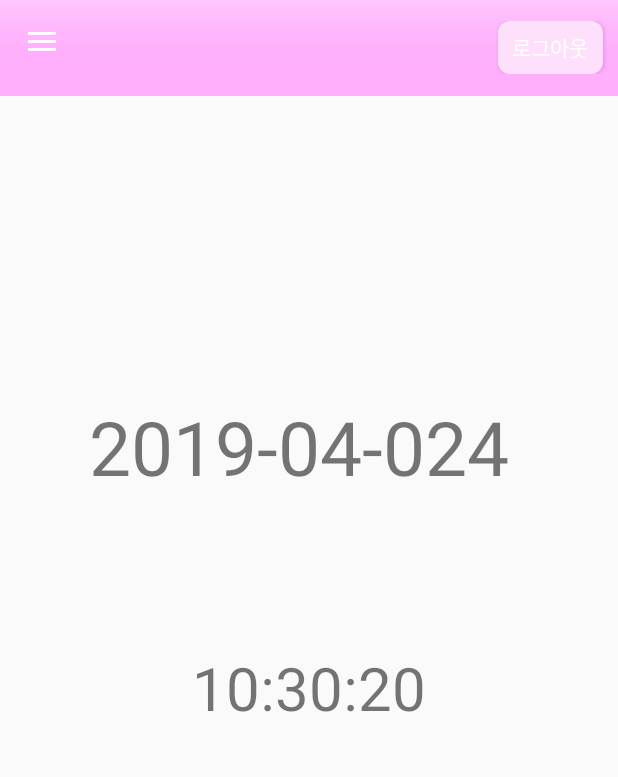
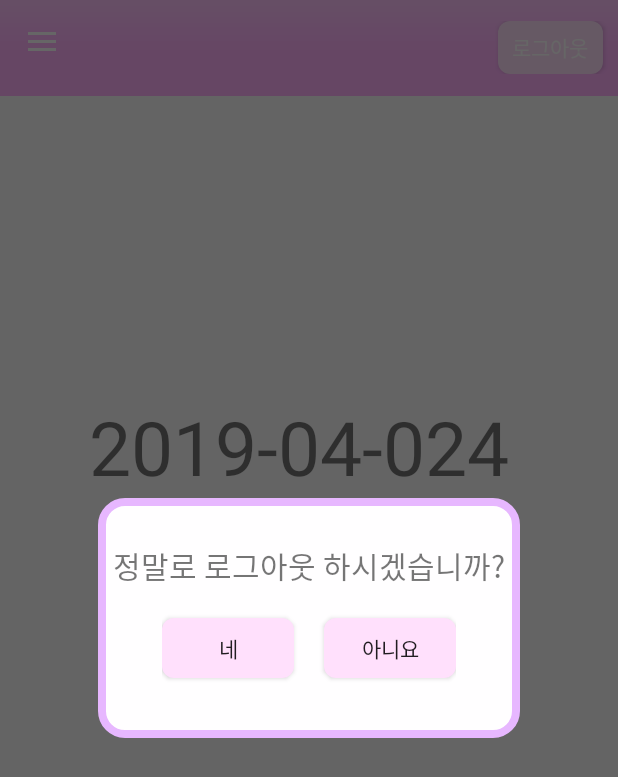
Before and after one commit to NaKwangJin/OneSNSP, an Android app: the MainActivity screen opened directly, with no data from a screen before it, after a tap on "로그아웃", on a phone screen of 412 x 824 dp. Shown: the top 777 px of the screen. Run offline under Robolectric (Android 15) with nearby library versions, the light colour scheme and no system bars; libraries missing offline, so code that uses them is left out: com.kakao.auth, com.kakao.usermgmt.

Commit message:
[기능추가]:로그아웃 버튼 클릭 시 다이어로그

```diff
--- a/app/src/main/java/com/example/onesns/CalenderActivity.java
+++ b/app/src/main/java/com/example/onesns/CalenderActivity.java
@@ -1,24 +1,22 @@
 package com.example.onesns;
 
-import android.content.Context;
 import android.database.Cursor;
 import android.graphics.Color;
 import android.os.AsyncTask;
 import android.support.annotation.NonNull;
 import android.support.annotation.Nullable;
 import android.support.v4.app.Fragment;
-import android.support.v7.app.AppCompatActivity;
 import android.os.Bundle;
 import android.util.Log;
 import android.view.LayoutInflater;
 import android.view.View;
 import android.view.ViewGroup;
-import android.widget.Toast;
 
 import com.example.onesns.decorators.EventDecorator;
 import com.example.onesns.decorators.OneDayDecorator;
 import com.example.onesns.decorators.SaturdayDecorator;
 import com.example.onesns.decorators.SundayDecorator;
+import com.example.onesns.dialog.CalenderDialog;
 import com.prolificinteractive.materialcalendarview.CalendarDay;
 import com.prolificinteractive.materialcalendarview.CalendarMode;
 import com.prolificinteractive.materialcalendarview.MaterialCalendarView;
@@ -138,7 +136,7 @@ public class CalenderActivity extends Fragment{
             super.onPostExecute(calendarDays);
 
 
-            materialCalendarView.addDecorator(new EventDecorator(Color.GREEN, calendarDays, getActivity()));
+            materialCalendarView.addDecorator(new EventDecorator(Color.rgb(255,192,203), calendarDays, getActivity()));
 
         }
 
--- a/app/src/main/java/com/example/onesns/ChatListFragment.java
+++ b/app/src/main/java/com/example/onesns/ChatListFragment.java
@@ -1,8 +1,6 @@
 package com.example.onesns;
 
-import android.content.Context;
 import android.content.DialogInterface;
-import android.net.Uri;
 import android.os.Bundle;
 import android.support.annotation.NonNull;
 import android.support.annotation.Nullable;
@@ -12,7 +10,8 @@ import android.view.View;
 import android.view.ViewGroup;
 import android.widget.Button;
 import android.widget.ListView;
-import android.widget.Toast;
+
+import com.example.onesns.dialog.NewChatterDialog;
 
 public class ChatListFragment extends Fragment {
     private Button chatterAddBtn;
--- a/app/src/main/java/com/example/onesns/MainActivity.java
+++ b/app/src/main/java/com/example/onesns/MainActivity.java
@@ -18,6 +18,7 @@ import android.widget.Button;
 import android.widget.Toast;
 import android.support.v7.widget.Toolbar;
 
+import com.example.onesns.dialog.LogoutDialog;
 import com.kakao.auth.Session;
 import com.kakao.usermgmt.UserManagement;
 import com.kakao.usermgmt.callback.LogoutResponseCallback;
@@ -115,21 +116,12 @@ public class MainActivity extends AppCompatActivity implements NavigationView.On
         getSupportActionBar().setDisplayHomeAsUpEnabled(true);
         getSupportActionBar().setHomeAsUpIndicator(R.mipmap.ic_launcher);
 
-        logoutBtn = (Button)toolbar.findViewById(R.id.logoutbtn);
+        logoutBtn = (Button)toolbar.findViewById(R.id.logout_btn);
         logoutBtn.setOnClickListener(new View.OnClickListener() {
             @Override
             public void onClick(View v) {
-                // Logout KaKaO Account //
-                // Check if KaKaO Session is alive //
-                if(Session.getCurrentSession().checkAndImplicitOpen()){
-                    UserManagement.getInstance().requestLogout(new LogoutResponseCallback() {
-                        @Override
-                        public void onCompleteLogout() {
-                            Toast.makeText(cont,"로그아웃 되었습니다.",Toast.LENGTH_SHORT).show();
-                            finish();
-                        }
-                    });
-                }
+                LogoutDialog logoutDialog = new LogoutDialog(cont, "");
+                logoutDialog.show();
             }
         });
 
--- a/app/src/main/java/com/example/onesns/RESTManager.java
+++ b/app/src/main/java/com/example/onesns/RESTManager.java
@@ -13,7 +13,8 @@ import java.net.URL;
 import java.util.HashMap;
 import java.util.Map;
 
-public class RESTManager extends AsyncTask<Void,Void,String> {
+public class
+RESTManager extends AsyncTask<Void,Void,String> {
     private Map<String,String> keyvalue = new HashMap<String,String>();
     private String urladdr = "";
     private String method = "";
--- a/app/src/main/java/com/example/onesns/decorators/EventDecorator.java
+++ b/app/src/main/java/com/example/onesns/decorators/EventDecorator.java
@@ -3,13 +3,10 @@ package com.example.onesns.decorators;
 import android.app.Activity;
 import android.graphics.drawable.Drawable;
 
-import com.example.onesns.CalenderDialog;
-import com.example.onesns.NewChatterDialog;
 import com.example.onesns.R;
 import com.prolificinteractive.materialcalendarview.CalendarDay;
 import com.prolificinteractive.materialcalendarview.DayViewDecorator;
 import com.prolificinteractive.materialcalendarview.DayViewFacade;
-import com.prolificinteractive.materialcalendarview.spans.DotSpan;
 
 import java.util.Collection;
 import java.util.HashSet;
--- a/app/src/main/java/com/example/onesns/decorators/OneDayDecorator.java
+++ b/app/src/main/java/com/example/onesns/decorators/OneDayDecorator.java
@@ -29,7 +29,7 @@ public class OneDayDecorator implements DayViewDecorator {
     public void decorate(DayViewFacade view) {
         view.addSpan(new StyleSpan(Typeface.BOLD));
         view.addSpan(new RelativeSizeSpan(1.4f));
-        view.addSpan(new ForegroundColorSpan(Color.GREEN));
+        view.addSpan(new ForegroundColorSpan(Color.rgb(255,20,147)));
     }
 
     /**
--- a/app/src/main/java/com/example/onesns/CalenderDialog.java
+++ b/app/src/main/java/com/example/onesns/dialog/CalenderDialog.java
@@ -1,4 +1,4 @@
-package com.example.onesns;
+package com.example.onesns.dialog;
 
 import android.app.Dialog;
 import android.content.Context;
@@ -7,6 +7,8 @@ import android.graphics.drawable.ColorDrawable;
 import android.os.Bundle;
 import android.view.View;
 import android.widget.Button;
+
+import com.example.onesns.R;
 
 public class CalenderDialog extends Dialog {
     private String name;
--- /dev/null
+++ b/app/src/main/java/com/example/onesns/dialog/LogoutDialog.java
@@ -0,0 +1,59 @@
+package com.example.onesns.dialog;
+
+import android.app.Dialog;
+import android.content.Context;
+import android.content.Intent;
+import android.graphics.Color;
+import android.graphics.drawable.ColorDrawable;
+import android.support.v7.app.AppCompatActivity;
+import android.os.Bundle;
+import android.view.View;
+import android.widget.Button;
+
+import com.example.onesns.LoginActivity;
+import com.example.onesns.R;
+
+public class LogoutDialog extends Dialog {
+
+    private String name;
+    private Context cont;
+
+    private Button yes;
+    private Button no;
+
+    public LogoutDialog(Context cont,String name){
+        super(cont);
+        this.name = name;
+        this.cont = cont;
+    }
+
+
+
+    @Override
+    protected void onCreate(Bundle savedInstanceState) {
+        super.onCreate(savedInstanceState);
+        getWindow().setBackgroundDrawable(new ColorDrawable(Color.TRANSPARENT));
+        setContentView(R.layout.activity_logout_dialog);
+
+        yes = (Button)findViewById(R.id.yesBtn);
+        no = (Button)findViewById(R.id.noBtn);
+
+        yes.setOnClickListener(new View.OnClickListener() {
+            @Override
+            public void onClick(View v) {
+                Intent intent = new Intent(cont, LoginActivity.class);
+                cont.startActivity(intent);
+            }
+        });
+
+        no.setOnClickListener(new View.OnClickListener() {
+            @Override
+            public void onClick(View v) {
+                dismiss();
+
+            }
+        });
+
+
+    }
+}
--- a/app/src/main/java/com/example/onesns/NewChatterDialog.java
+++ b/app/src/main/java/com/example/onesns/dialog/NewChatterDialog.java
@@ -1,4 +1,4 @@
-package com.example.onesns;
+package com.example.onesns.dialog;
 
 import android.app.Dialog;
 import android.content.Context;
@@ -8,6 +8,8 @@ import android.os.Bundle;
 import android.view.View;
 import android.widget.Button;
 import android.widget.EditText;
+
+import com.example.onesns.R;
 
 public class NewChatterDialog extends Dialog {
     private String name;
--- a/app/src/main/res/drawable/more.xml
+++ b/app/src/main/res/drawable/more.xml
@@ -10,6 +10,6 @@
 
         android:width="5px"
 
-        android:color="#a9dbf0cb" />
+        android:color="#ffc0cb" />
 
 </shape>
--- a/app/src/main/res/layout/activity_login.xml
+++ b/app/src/main/res/layout/activity_login.xml
@@ -23,14 +23,14 @@
         android:paddingBottom="120dp">
 
         <EditText
-            android:id="@+id/userLoginIDBox"
+            android:id="@+id/LoginIDBox"
             android:layout_width="match_parent"
             android:layout_height="50dp"
             android:background="@drawable/logintextbox"
             android:layout_marginBottom="10dp"
             android:hint="  User ID"/>
         <EditText
-            android:id="@+id/userLoginPWBox"
+            android:id="@+id/LoginPWBox"
             android:layout_width="match_parent"
             android:layout_height="50dp"
             android:background="@drawable/logintextbox"
--- /dev/null
+++ b/app/src/main/res/layout/activity_logout_dialog.xml
@@ -0,0 +1,38 @@
+<?xml version="1.0" encoding="utf-8"?>
+<LinearLayout
+    xmlns:android="http://schemas.android.com/apk/res/android" android:layout_width="match_parent"
+    android:layout_height="match_parent"
+    android:orientation="vertical"
+    android:background="@drawable/dialogstyle"
+    android:gravity="center"
+    android:paddingVertical="30dp"
+    android:paddingHorizontal="10dp">
+
+    <TextView
+        android:layout_width="wrap_content"
+        android:layout_height="wrap_content"
+        android:text="정말로 로그아웃 하시겠습니까?"
+        android:textSize="20sp"/>
+
+    <LinearLayout
+        android:layout_width="wrap_content"
+        android:layout_height="wrap_content"
+        android:orientation="horizontal">
+    <Button
+        android:id="@+id/yesBtn"
+        android:layout_marginTop="20dp"
+        android:layout_width="match_parent"
+        android:layout_height="40dp"
+        android:background="@drawable/loginbuttontheme"
+        android:layout_marginBottom="10dp"
+        android:text="네"/>
+    <Button
+        android:layout_marginTop="20dp"
+        android:layout_marginLeft="20dp"
+        android:id="@+id/noBtn"
+        android:layout_width="match_parent"
+        android:layout_height="40dp"
+        android:background="@drawable/loginbuttontheme"
+        android:text="아니요"/>
+    </LinearLayout>
+</LinearLayout>
--- a/app/src/main/res/layout/toolbar.xml
+++ b/app/src/main/res/layout/toolbar.xml
@@ -12,7 +12,7 @@
             android:layout_width="match_parent"
             android:layout_height="match_parent">
             <Button
-                android:id="@+id/logoutbtn"
+                android:id="@+id/logout_btn"
                 android:layout_width="70dp"
                 android:layout_height="35dp"
                 android:layout_marginRight="10dp"
--- a/build.gradle
+++ b/build.gradle
@@ -7,7 +7,7 @@ buildscript {
     }
     dependencies {
         classpath 'com.google.gms:google-services:4.0.1'
-        classpath 'com.android.tools.build:gradle:3.3.2'
+        classpath 'com.android.tools.build:gradle:3.4.0'
 
         // NOTE: Do not place your application dependencies here; they belong
         // in the individual module build.gradle files
```
Also changed, not shown: app/src/main/AndroidManifest.xml (+5 -5 lines), app/src/main/java/com/example/onesns/FriendRecyclerAdapter.java (+11 -0 lines), app/src/main/java/com/example/onesns/LoginActivity.java (+4 -23 lines), app/src/main/java/com/example/onesns/MainContentFragment.java (+9 -0 lines), gradle/wrapper/gradle-wrapper.properties.
